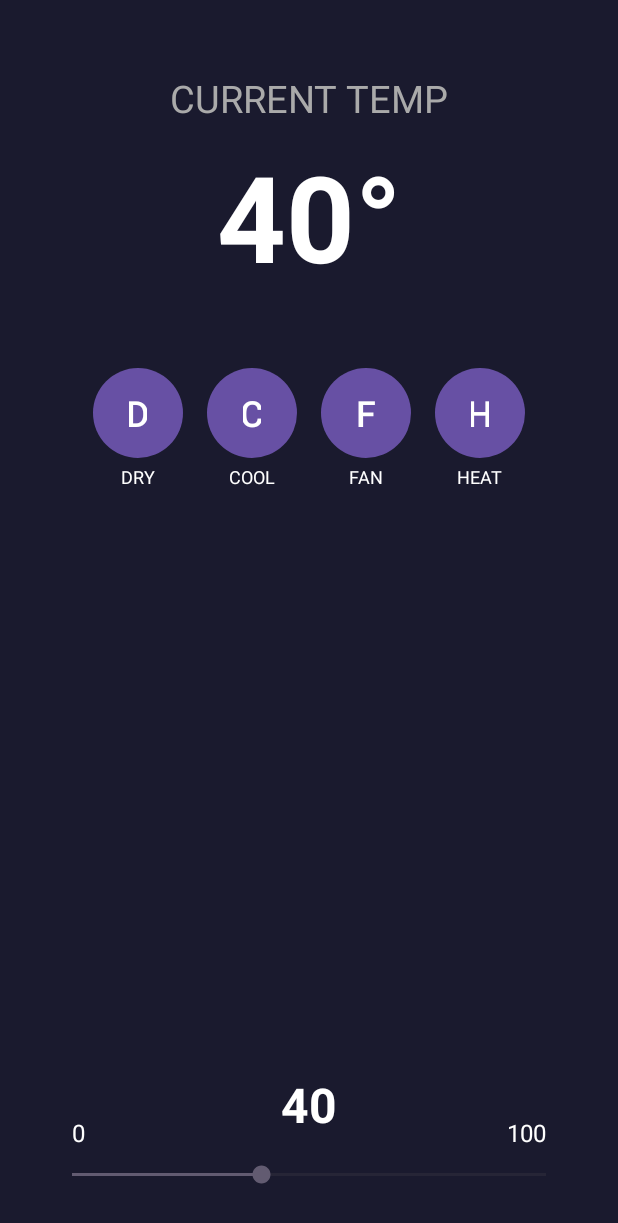
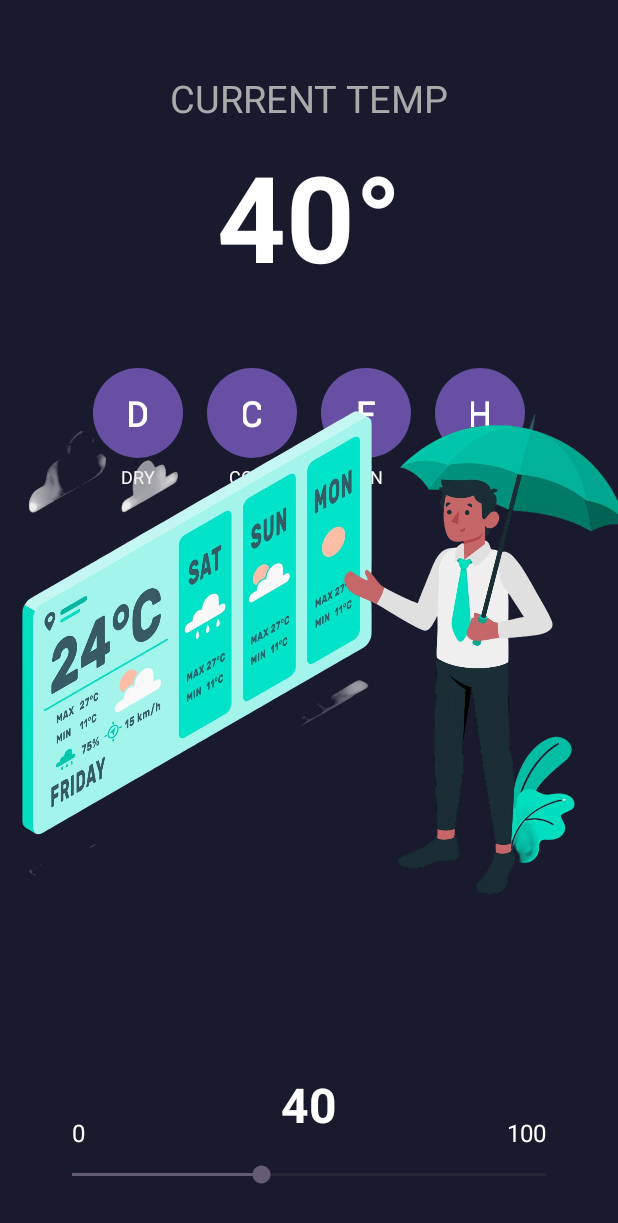
Before and after one commit to MadhukaH/Lab-Test-EEI4369, an Android app: the TempShow screen opened directly, with no data from a screen before it, on a phone screen of 412 x 824 dp. Shown: the top 1223 px of the screen. Run offline under Robolectric (Android 15) with nearby library versions, the light colour scheme and no system bars.

Commit message:
End Update TempShow Page

```diff
--- a/app/src/main/res/layout/activity_temp_show.xml
+++ b/app/src/main/res/layout/activity_temp_show.xml
@@ -142,6 +142,17 @@
     </LinearLayout>
 
     <!-- Temperature Slider (simplified for now) -->
+    <ImageView
+        android:id="@+id/tempImage"
+        android:layout_width="450dp"
+        android:layout_height="450dp"
+        android:src="@drawable/temp"
+        android:contentDescription="Temperature Image"
+        android:layout_marginBottom="32dp"
+        app:layout_constraintBottom_toTopOf="@+id/sliderValue"
+        app:layout_constraintStart_toStartOf="parent"
+        app:layout_constraintEnd_toEndOf="parent"/>
+
     <TextView
         android:id="@+id/sliderValue"
         android:layout_width="wrap_content"
```
Also changed, not shown: app/src/main/res/drawable/temp.png (added).
